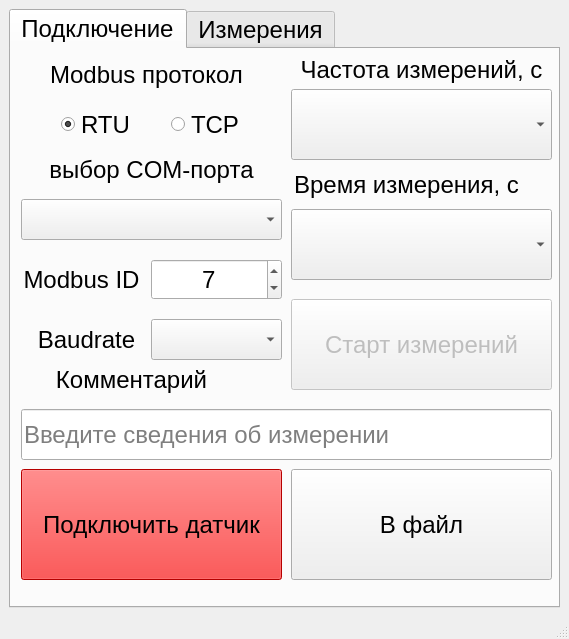
Old version of the form VibroTempSensor.ui in the repository BuslaySt/Rotor-rotation.
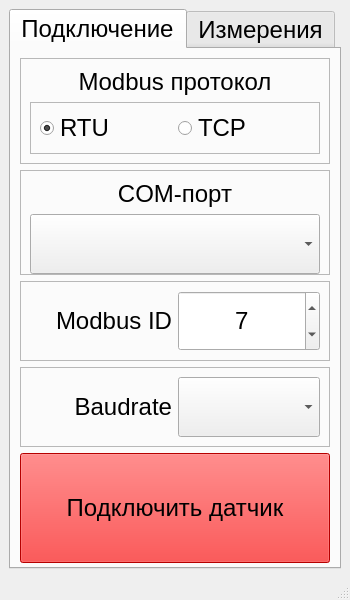
New version of the form.

```diff
--- a/VibroTempSensor.ui
+++ b/VibroTempSensor.ui
@@ -6,14 +6,14 @@
    <rect>
     <x>0</x>
     <y>0</y>
-    <width>569</width>
-    <height>639</height>
+    <width>350</width>
+    <height>600</height>
    </rect>
   </property>
   <property name="minimumSize">
    <size>
-    <width>500</width>
-    <height>500</height>
+    <width>350</width>
+    <height>600</height>
    </size>
   </property>
   <property name="maximumSize">
@@ -44,15 +44,18 @@
        <attribute name="title">
         <string>Подключение</string>
        </attribute>
+       <layout class="QVBoxLayout" name="verticalLayout_4">
+        <item>
+         <widget class="QFrame" name="frame_4">
+          <property name="frameShape">
+           <enum>QFrame::StyledPanel</enum>
+          </property>
+          <property name="frameShadow">
+           <enum>QFrame::Raised</enum>
+          </property>
+          <layout class="QVBoxLayout" name="verticalLayout_2">
+           <item>
        <widget class="QLabel" name="lbl_Modbus">
-        <property name="geometry">
-         <rect>
-          <x>10</x>
-          <y>0</y>
-          <width>251</width>
-          <height>51</height>
-         </rect>
-        </property>
         <property name="font">
          <font>
           <pointsize>18</pointsize>
@@ -68,17 +71,26 @@
          <set>Qt::AlignCenter</set>
         </property>
        </widget>
+           </item>
+           <item>
+            <widget class="QFrame" name="frame">
+             <property name="frameShape">
+              <enum>QFrame::StyledPanel</enum>
+             </property>
+             <property name="frameShadow">
+              <enum>QFrame::Raised</enum>
+             </property>
+             <layout class="QHBoxLayout" name="horizontalLayout">
+              <item>
        <widget class="QRadioButton" name="rBtn_RTU">
         <property name="enabled">
          <bool>true</bool>
         </property>
-        <property name="geometry">
-         <rect>
-          <x>50</x>
-          <y>60</y>
-          <width>81</width>
-          <height>31</height>
-         </rect>
+                <property name="sizePolicy">
+                 <sizepolicy hsizetype="Minimum" vsizetype="Fixed">
+                  <horstretch>0</horstretch>
+                  <verstretch>0</verstretch>
+                 </sizepolicy>
         </property>
         <property name="font">
          <font>
@@ -92,15 +104,9 @@
          <bool>true</bool>
         </property>
        </widget>
+              </item>
+              <item>
        <widget class="QRadioButton" name="rBtn_TCP">
-        <property name="geometry">
-         <rect>
-          <x>160</x>
-          <y>60</y>
-          <width>81</width>
-          <height>31</height>
-         </rect>
-        </property>
         <property name="font">
          <font>
           <pointsize>18</pointsize>
@@ -110,15 +116,24 @@
          <string>TCP</string>
         </property>
        </widget>
+              </item>
+             </layout>
+            </widget>
+           </item>
+          </layout>
+         </widget>
+        </item>
+        <item>
+         <widget class="QFrame" name="frame_5">
+          <property name="frameShape">
+           <enum>QFrame::StyledPanel</enum>
+          </property>
+          <property name="frameShadow">
+           <enum>QFrame::Raised</enum>
+          </property>
+          <layout class="QVBoxLayout" name="verticalLayout_3">
+           <item>
        <widget class="QLabel" name="lb_COMPort">
-        <property name="geometry">
-         <rect>
-          <x>10</x>
-          <y>100</y>
-          <width>261</width>
-          <height>41</height>
-         </rect>
-        </property>
         <property name="font">
          <font>
           <pointsize>18</pointsize>
@@ -128,20 +143,20 @@
          <enum>Qt::RightToLeft</enum>
         </property>
         <property name="text">
-         <string>выбор COM-порта</string>
+              <string>COM-порт</string>
         </property>
         <property name="alignment">
          <set>Qt::AlignCenter</set>
         </property>
        </widget>
+           </item>
+           <item>
        <widget class="QComboBox" name="cBox_COMPort">
-        <property name="geometry">
-         <rect>
-          <x>10</x>
-          <y>150</y>
-          <width>261</width>
-          <height>41</height>
-         </rect>
+             <property name="minimumSize">
+              <size>
+               <width>0</width>
+               <height>60</height>
+              </size>
         </property>
         <property name="font">
          <font>
@@ -155,15 +170,21 @@
          <number>10</number>
         </property>
        </widget>
+           </item>
+          </layout>
+         </widget>
+        </item>
+        <item>
+         <widget class="QFrame" name="frame_2">
+          <property name="frameShape">
+           <enum>QFrame::StyledPanel</enum>
+          </property>
+          <property name="frameShadow">
+           <enum>QFrame::Raised</enum>
+          </property>
+          <layout class="QHBoxLayout" name="horizontalLayout_2">
+           <item>
        <widget class="QLabel" name="lbl_ModbusID">
-        <property name="geometry">
-         <rect>
-          <x>10</x>
-          <y>210</y>
-          <width>121</width>
-          <height>41</height>
-         </rect>
-        </property>
         <property name="font">
          <font>
           <pointsize>18</pointsize>
@@ -173,17 +194,17 @@
          <string>Modbus ID</string>
         </property>
         <property name="alignment">
-         <set>Qt::AlignCenter</set>
-        </property>
-       </widget>
+              <set>Qt::AlignRight|Qt::AlignTrailing|Qt::AlignVCenter</set>
+             </property>
+            </widget>
+           </item>
+           <item>
        <widget class="QSpinBox" name="sBx_ModbusID">
-        <property name="geometry">
-         <rect>
-          <x>140</x>
-          <y>210</y>
-          <width>131</width>
-          <height>41</height>
-         </rect>
+             <property name="minimumSize">
+              <size>
+               <width>0</width>
+               <height>60</height>
+              </size>
         </property>
         <property name="font">
          <font>
@@ -200,15 +221,21 @@
          <number>7</number>
         </property>
        </widget>
+           </item>
+          </layout>
+         </widget>
+        </item>
+        <item>
+         <widget class="QFrame" name="frame_3">
+          <property name="frameShape">
+           <enum>QFrame::StyledPanel</enum>
+          </property>
+          <property name="frameShadow">
+           <enum>QFrame::Raised</enum>
+          </property>
+          <layout class="QHBoxLayout" name="horizontalLayout_3">
+           <item>
        <widget class="QLabel" name="lbl_Baudrate">
-        <property name="geometry">
-         <rect>
-          <x>20</x>
-          <y>270</y>
-          <width>111</width>
-          <height>41</height>
-         </rect>
-        </property>
         <property name="font">
          <font>
           <pointsize>18</pointsize>
@@ -218,17 +245,17 @@
          <string>Baudrate</string>
         </property>
         <property name="alignment">
-         <set>Qt::AlignCenter</set>
-        </property>
-       </widget>
+              <set>Qt::AlignRight|Qt::AlignTrailing|Qt::AlignVCenter</set>
+             </property>
+            </widget>
+           </item>
+           <item>
        <widget class="QComboBox" name="cBox_Baudrate">
-        <property name="geometry">
-         <rect>
-          <x>140</x>
-          <y>270</y>
-          <width>131</width>
-          <height>41</height>
-         </rect>
+             <property name="minimumSize">
+              <size>
+               <width>0</width>
+               <height>60</height>
+              </size>
         </property>
         <property name="font">
          <font>
@@ -242,14 +269,17 @@
          <number>7</number>
         </property>
        </widget>
+           </item>
+          </layout>
+         </widget>
+        </item>
+        <item>
        <widget class="QPushButton" name="pBtn_Connect">
-        <property name="geometry">
-         <rect>
-          <x>10</x>
-          <y>420</y>
-          <width>261</width>
-          <height>111</height>
-         </rect>
+          <property name="minimumSize">
+           <size>
+            <width>0</width>
+            <height>110</height>
+           </size>
         </property>
         <property name="font">
          <font>
@@ -264,18 +294,40 @@
          <string>Подключить датчик</string>
         </property>
        </widget>
+        </item>
+       </layout>
+      </widget>
+      <widget class="QWidget" name="tab_Measure">
+       <property name="enabled">
+        <bool>true</bool>
+       </property>
+       <attribute name="title">
+        <string>Измерения</string>
+       </attribute>
+       <layout class="QVBoxLayout" name="verticalLayout_10">
+        <item>
+         <widget class="QFrame" name="frame_7">
+          <property name="frameShape">
+           <enum>QFrame::StyledPanel</enum>
+          </property>
+          <property name="frameShadow">
+           <enum>QFrame::Raised</enum>
+          </property>
+          <layout class="QVBoxLayout" name="verticalLayout_5">
+           <item>
+            <widget class="QFrame" name="frame_6">
+             <property name="frameShape">
+              <enum>QFrame::StyledPanel</enum>
+             </property>
+             <property name="frameShadow">
+              <enum>QFrame::Raised</enum>
+             </property>
+             <layout class="QVBoxLayout" name="verticalLayout_7">
+              <item>
        <widget class="QLabel" name="lbl_Freq">
-        <property name="geometry">
-         <rect>
-          <x>280</x>
-          <y>0</y>
-          <width>261</width>
-          <height>41</height>
-         </rect>
-        </property>
         <property name="font">
          <font>
-          <pointsize>18</pointsize>
+                  <pointsize>16</pointsize>
          </font>
         </property>
         <property name="text">
@@ -285,14 +337,14 @@
          <set>Qt::AlignCenter</set>
         </property>
        </widget>
+              </item>
+              <item>
        <widget class="QComboBox" name="cBox_Freq">
-        <property name="geometry">
-         <rect>
-          <x>280</x>
-          <y>40</y>
-          <width>261</width>
-          <height>71</height>
-         </rect>
+                <property name="minimumSize">
+                 <size>
+                  <width>0</width>
+                  <height>40</height>
+                 </size>
         </property>
         <property name="font">
          <font>
@@ -300,33 +352,24 @@
          </font>
         </property>
        </widget>
-       <widget class="QComboBox" name="cBox_Time">
-        <property name="geometry">
-         <rect>
-          <x>280</x>
-          <y>160</y>
-          <width>261</width>
-          <height>71</height>
-         </rect>
-        </property>
-        <property name="font">
-         <font>
-          <pointsize>18</pointsize>
-         </font>
-        </property>
-       </widget>
+              </item>
+             </layout>
+            </widget>
+           </item>
+           <item>
+            <widget class="QFrame" name="frame_8">
+             <property name="frameShape">
+              <enum>QFrame::StyledPanel</enum>
+             </property>
+             <property name="frameShadow">
+              <enum>QFrame::Raised</enum>
+             </property>
+             <layout class="QVBoxLayout" name="verticalLayout_6">
+              <item>
        <widget class="QLabel" name="lbl_Time">
-        <property name="geometry">
-         <rect>
-          <x>280</x>
-          <y>120</y>
-          <width>231</width>
-          <height>31</height>
-         </rect>
-        </property>
         <property name="font">
          <font>
-          <pointsize>18</pointsize>
+                  <pointsize>16</pointsize>
          </font>
         </property>
         <property name="text">
@@ -336,17 +379,35 @@
          <set>Qt::AlignCenter</set>
         </property>
        </widget>
+              </item>
+              <item>
+               <widget class="QComboBox" name="cBox_Time">
+                <property name="minimumSize">
+                 <size>
+                  <width>0</width>
+                  <height>40</height>
+                 </size>
+                </property>
+                <property name="font">
+                 <font>
+                  <pointsize>18</pointsize>
+                 </font>
+                </property>
+               </widget>
+              </item>
+             </layout>
+            </widget>
+           </item>
+           <item>
        <widget class="QPushButton" name="pBtn_Start">
         <property name="enabled">
-         <bool>false</bool>
-        </property>
-        <property name="geometry">
-         <rect>
-          <x>280</x>
-          <y>250</y>
-          <width>261</width>
-          <height>91</height>
-         </rect>
+              <bool>true</bool>
+             </property>
+             <property name="minimumSize">
+              <size>
+               <width>0</width>
+               <height>80</height>
+              </size>
         </property>
         <property name="font">
          <font>
@@ -357,36 +418,61 @@
          <string>Старт измерений</string>
         </property>
        </widget>
-       <widget class="QPushButton" name="pBtn_File">
-        <property name="geometry">
-         <rect>
-          <x>280</x>
-          <y>420</y>
-          <width>261</width>
-          <height>111</height>
-         </rect>
-        </property>
+           </item>
+          </layout>
+         </widget>
+        </item>
+        <item>
+         <widget class="Line" name="line">
+          <property name="orientation">
+           <enum>Qt::Horizontal</enum>
+          </property>
+         </widget>
+        </item>
+        <item>
+         <widget class="QFrame" name="frame_9">
+          <property name="frameShape">
+           <enum>QFrame::StyledPanel</enum>
+          </property>
+          <property name="frameShadow">
+           <enum>QFrame::Raised</enum>
+          </property>
+          <layout class="QVBoxLayout" name="verticalLayout_9">
+           <item>
+            <widget class="QFrame" name="frame_10">
+             <property name="frameShape">
+              <enum>QFrame::StyledPanel</enum>
+             </property>
+             <property name="frameShadow">
+              <enum>QFrame::Raised</enum>
+             </property>
+             <layout class="QVBoxLayout" name="verticalLayout_8">
+              <item>
+               <widget class="QLabel" name="lbl_FileComment">
         <property name="font">
          <font>
-          <pointsize>18</pointsize>
+                  <pointsize>16</pointsize>
          </font>
         </property>
         <property name="text">
-         <string>В файл</string>
-        </property>
-       </widget>
+                 <string>Комментарий</string>
+                </property>
+                <property name="alignment">
+                 <set>Qt::AlignCenter</set>
+                </property>
+               </widget>
+              </item>
+              <item>
        <widget class="QLineEdit" name="lEd_FileComment">
-        <property name="geometry">
-         <rect>
-          <x>10</x>
-          <y>360</y>
-          <width>531</width>
-          <height>51</height>
-         </rect>
+                <property name="minimumSize">
+                 <size>
+                  <width>0</width>
+                  <height>30</height>
+                 </size>
         </property>
         <property name="font">
          <font>
-          <pointsize>18</pointsize>
+                  <pointsize>13</pointsize>
          </font>
         </property>
         <property name="text">
@@ -396,14 +482,17 @@
          <string>Введите сведения об измерении</string>
         </property>
        </widget>
-       <widget class="QLabel" name="lbl_FileComment">
-        <property name="geometry">
-         <rect>
-          <x>10</x>
-          <y>310</y>
-          <width>221</width>
-          <height>41</height>
-         </rect>
+              </item>
+             </layout>
+            </widget>
+           </item>
+           <item>
+            <widget class="QPushButton" name="pBtn_File">
+             <property name="minimumSize">
+              <size>
+               <width>0</width>
+               <height>90</height>
+              </size>
         </property>
         <property name="font">
          <font>
@@ -411,20 +500,14 @@
          </font>
         </property>
         <property name="text">
-         <string>Комментарий</string>
-        </property>
-        <property name="alignment">
-         <set>Qt::AlignCenter</set>
-        </property>
-       </widget>
-      </widget>
-      <widget class="QWidget" name="Measure">
-       <property name="enabled">
-        <bool>false</bool>
-       </property>
-       <attribute name="title">
-        <string>Измерения</string>
-       </attribute>
+              <string>В файл</string>
+             </property>
+            </widget>
+           </item>
+          </layout>
+         </widget>
+        </item>
+       </layout>
       </widget>
      </widget>
     </item>
```
Left out of the diff: 27 changed lines with no effect on the pictures. Lines whose indentation alone changed are shown as unchanged.
